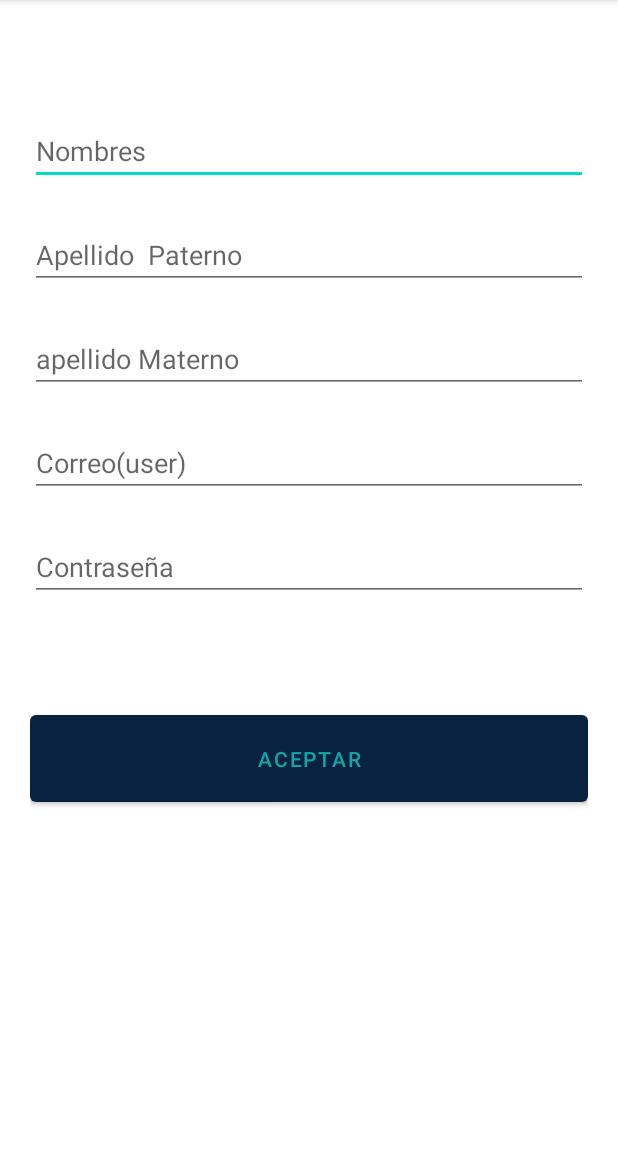
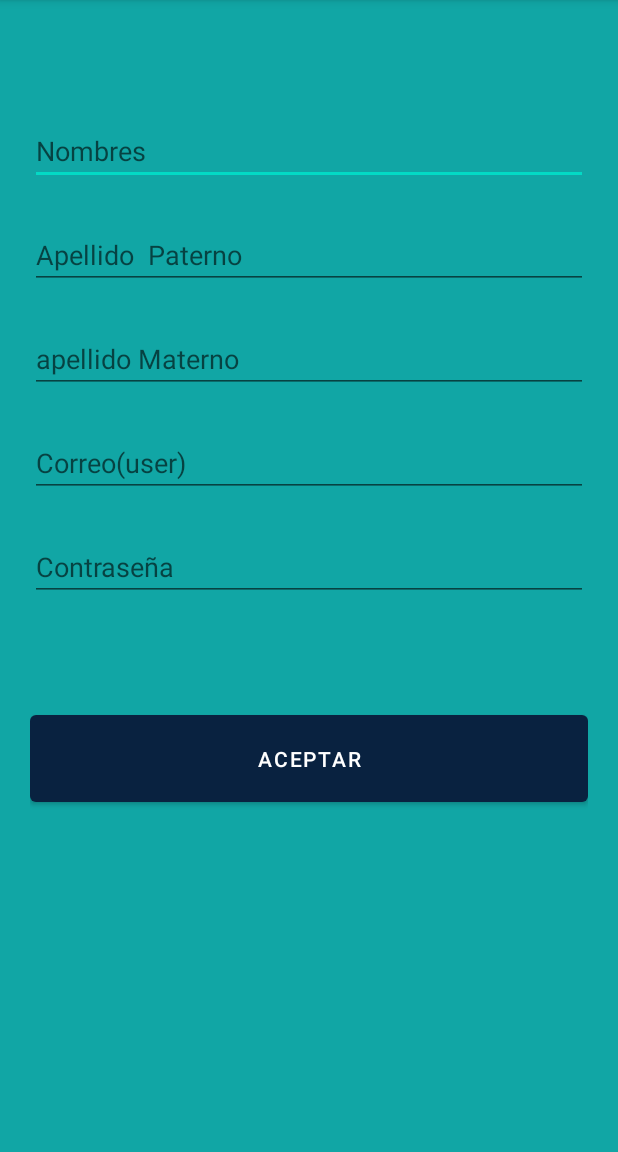
Before and after one commit to kevinanyoza/appmoviles, an Android app: the UserRegister screen opened directly, with no data from a screen before it, on a phone screen of 412 x 824 dp, the part 84-1236 px from its top. Run offline under Robolectric (Android 15) with nearby library versions, the phone set to English and light mode, and no system bars; our stand-ins replace Volley; network calls fail.

Commit message:
final tb2

```diff
--- a/app/src/main/java/com/example/apptransporte1/GestinarSaldoFragment.java
+++ b/app/src/main/java/com/example/apptransporte1/GestinarSaldoFragment.java
@@ -42,7 +42,7 @@
         btnTransferir.setOnClickListener(new View.OnClickListener() {
             @Override
             public void onClick(View v) {
-                Navigation.findNavController(v).navigate(R.id.transferirFragment);
+                Navigation.findNavController(v).navigate(R.id.nav_gallery);
             }
         });
         btnMetodos.setOnClickListener(new View.OnClickListener() {
--- a/app/src/main/res/layout/activity_user_register.xml
+++ b/app/src/main/res/layout/activity_user_register.xml
@@ -5,6 +5,8 @@
     android:layout_width="match_parent"
     android:layout_height="match_parent"
     android:padding="20dp"
+    android:background="@color/white"
+    android:foregroundTint="@color/white"
     tools:context=".ui.login.UserRegister">
 
     <EditText
@@ -15,7 +17,8 @@
         android:ems="10"
         android:hint="Nombres"
         android:inputType="textPersonName"
-        android:textColor="@color/black"
+        android:textColor="@color/blanco"
+        android:textColorHighlight="@color/cardview_dark_background"
         app:layout_constraintEnd_toEndOf="parent"
         app:layout_constraintStart_toStartOf="parent"
         app:layout_constraintTop_toTopOf="parent" />
@@ -28,7 +31,8 @@
         android:ems="10"
         android:hint="Apellido  Paterno"
         android:inputType="textPersonName"
-        android:textColor="@color/black"
+        android:textColor="@color/blanco"
+        android:textColorHighlight="@color/cardview_dark_background"
         app:layout_constraintEnd_toEndOf="parent"
         app:layout_constraintStart_toStartOf="parent"
         app:layout_constraintTop_toBottomOf="@+id/txtnombresreg" />
@@ -41,7 +45,8 @@
         android:ems="10"
         android:hint="apellido Materno"
         android:inputType="textPersonName"
-        android:textColor="@color/black"
+        android:textColor="@color/blanco"
+        android:textColorHighlight="@color/cardview_dark_background"
         app:layout_constraintEnd_toEndOf="parent"
         app:layout_constraintStart_toStartOf="parent"
         app:layout_constraintTop_toBottomOf="@+id/txtapepaterreg" />
@@ -54,7 +59,8 @@
         android:ems="10"
         android:hint="Correo(user)"
         android:inputType="textPersonName"
-        android:textColor="@color/black"
+        android:textColor="@color/blanco"
+        android:textColorHighlight="@color/cardview_dark_background"
         app:layout_constraintEnd_toEndOf="parent"
         app:layout_constraintStart_toStartOf="parent"
         app:layout_constraintTop_toBottomOf="@+id/txtapematerreg" />
@@ -65,6 +71,7 @@
         android:layout_height="70dp"
         android:layout_marginTop="70dp"
         android:text="Aceptar"
+        android:textColor="@color/blanco"
         app:layout_constraintEnd_toEndOf="parent"
         app:layout_constraintStart_toStartOf="parent"
         app:layout_constraintTop_toBottomOf="@+id/txtcontraseñareg" />
@@ -77,7 +84,8 @@
         android:ems="10"
         android:hint="Contraseña"
         android:inputType="textPassword"
-        android:textColor="@color/black"
+        android:textColor="@color/blanco"
+        android:textColorHighlight="@color/cardview_dark_background"
         app:layout_constraintEnd_toEndOf="parent"
         app:layout_constraintStart_toStartOf="parent"
         app:layout_constraintTop_toBottomOf="@+id/txtcorreoreg" />
--- a/app/src/main/res/layout/fragment_gallery.xml
+++ b/app/src/main/res/layout/fragment_gallery.xml
@@ -94,6 +94,7 @@
         android:layout_width="wrap_content"
         android:layout_height="wrap_content"
         android:layout_marginTop="25dp"
+        android:textColor="@color/blanco"
         android:textSize="18dp"
         app:layout_constraintEnd_toEndOf="parent"
         app:layout_constraintStart_toStartOf="parent"
--- a/app/src/main/res/menu/activity_main_drawer.xml
+++ b/app/src/main/res/menu/activity_main_drawer.xml
@@ -10,11 +10,11 @@
             android:icon="@drawable/ic_pasaje"
             android:title="@string/menu_pasajes" />
 
-        <item
+      <!-- <item
             android:id="@+id/nav_home"
             android:icon="@drawable/ic_menu_camera"
             android:title="@string/menu_home" />
-
+-->
         <item
             android:id="@+id/nav_gallery"
             android:icon="@drawable/ic_menu_gallery"
```
Also changed, not shown: app/src/main/res/layout/fragment_incidencia.xml (+5 -3 lines).
